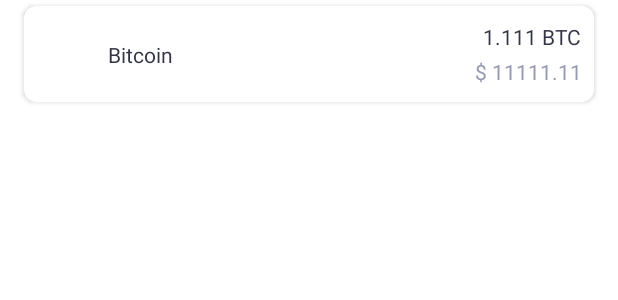
After one commit to wayne-law/CryptoTest, an Android app: the layout layout_wallet_currency_item.xml on its own in the app's theme, with its tools: preview values and no code run, on a phone screen of 412 x 824 dp. The commit adds this screen. Shown: the top 300 px of the screen. Run offline under Robolectric (Android 15) with nearby library versions, the phone set to English and light mode, and no system bars; network calls fail.

Commit message:
添加钱包货币列表item的UI样式

```diff
--- /dev/null
+++ b/app/src/main/java/com/wayne/crypto/test/module/wallet/view/WalletCurrencyViewBinder.kt
@@ -0,0 +1,37 @@
+package com.wayne.crypto.test.module.wallet.view
+
+import android.view.LayoutInflater
+import android.view.View
+import android.view.ViewGroup
+import android.widget.ImageView
+import android.widget.TextView
+import androidx.recyclerview.widget.RecyclerView
+import com.bumptech.glide.Glide
+import com.drakeet.multitype.ItemViewBinder
+import com.wayne.crypto.test.R
+import com.wayne.crypto.test.module.wallet.model.WalletCurrencyModel
+
+/**
+ * Created by wayne.liu on 2020/9/10
+ */
+class WalletCurrencyViewBinder : ItemViewBinder<WalletCurrencyModel, WalletCurrencyViewBinder.ViewHolder>() {
+
+    override fun onCreateViewHolder(inflater: LayoutInflater, parent: ViewGroup): ViewHolder {
+        return ViewHolder(inflater.inflate(R.layout.layout_wallet_currency_item, parent, false))
+    }
+
+    override fun onBindViewHolder(holder: ViewHolder, item: WalletCurrencyModel) {
+        val context = holder.itemView.context
+        Glide.with(context).load(item.iconUrl).into(holder.ivCoinIcon)
+        holder.tvCoinName.text = item.coinName
+        holder.tvCoinBalance.text = String.format(context.getString(R.string.text_coin_balance_format), item.balance, item.coinSymbol)
+        holder.tvCoinBalanceInUSD.text = String.format(context.getString(R.string.text_usd_balance_format), item.balanceInUSD)
+    }
+
+    class ViewHolder(itemView: View) : RecyclerView.ViewHolder(itemView) {
+        val ivCoinIcon: ImageView = itemView.findViewById(R.id.iv_coin_icon)
+        val tvCoinName: TextView = itemView.findViewById(R.id.tv_coin_name)
+        val tvCoinBalance: TextView = itemView.findViewById(R.id.tv_coin_balance)
+        val tvCoinBalanceInUSD: TextView = itemView.findViewById(R.id.tv_coin_balance_usd)
+    }
+}
--- /dev/null
+++ b/app/src/main/res/layout/layout_wallet_currency_item.xml
@@ -0,0 +1,64 @@
+<?xml version="1.0" encoding="utf-8"?>
+<androidx.cardview.widget.CardView
+    xmlns:android="http://schemas.android.com/apk/res/android"
+    xmlns:app="http://schemas.android.com/apk/res-auto"
+    xmlns:tools="http://schemas.android.com/tools"
+    android:layout_width="match_parent"
+    android:layout_height="wrap_content"
+    android:layout_marginBottom="@dimen/spacing_4"
+    android:layout_marginEnd="@dimen/spacing_16"
+    android:layout_marginStart="@dimen/spacing_16"
+    android:layout_marginTop="@dimen/spacing_4"
+    app:cardCornerRadius="@dimen/spacing_8">
+
+    <androidx.constraintlayout.widget.ConstraintLayout
+        android:layout_width="match_parent"
+        android:layout_height="@dimen/spacing_64">
+
+        <androidx.appcompat.widget.AppCompatImageView
+            android:id="@+id/iv_coin_icon"
+            android:layout_width="@dimen/spacing_48"
+            android:layout_height="@dimen/spacing_48"
+            android:padding="@dimen/spacing_8"
+            app:layout_constraintStart_toStartOf="parent"
+            app:layout_constraintTop_toTopOf="parent"
+            app:layout_constraintBottom_toBottomOf="parent"/>
+
+        <androidx.appcompat.widget.AppCompatTextView
+            android:id="@+id/tv_coin_name"
+            android:layout_width="wrap_content"
+            android:layout_height="wrap_content"
+            android:layout_marginStart="@dimen/spacing_8"
+            android:textColor="@color/color_ff_333544"
+            app:layout_constraintTop_toTopOf="parent"
+            app:layout_constraintBottom_toBottomOf="parent"
+            app:layout_constraintStart_toEndOf="@+id/iv_coin_icon"
+            tools:text="Bitcoin"/>
+
+        <androidx.appcompat.widget.AppCompatTextView
+            android:id="@+id/tv_coin_balance"
+            android:layout_width="wrap_content"
+            android:layout_height="wrap_content"
+            android:layout_marginEnd="@dimen/spacing_8"
+            android:textColor="@color/color_ff_333544"
+            app:layout_constraintTop_toTopOf="parent"
+            app:layout_constraintEnd_toEndOf="parent"
+            app:layout_constraintVertical_chainStyle="packed"
+            app:layout_constraintBottom_toTopOf="@+id/tv_coin_balance_usd"
+            tools:text="1.111 BTC"/>
+
+        <androidx.appcompat.widget.AppCompatTextView
+            android:id="@+id/tv_coin_balance_usd"
+            android:layout_width="wrap_content"
+            android:layout_height="wrap_content"
+            android:layout_marginEnd="@dimen/spacing_8"
+            android:layout_marginTop="@dimen/spacing_4"
+            android:textColor="@color/color_ff_959bb0"
+            app:layout_constraintBottom_toBottomOf="parent"
+            app:layout_constraintEnd_toEndOf="parent"
+            app:layout_constraintTop_toBottomOf="@+id/tv_coin_balance"
+            tools:text="$ 11111.11"/>
+
+    </androidx.constraintlayout.widget.ConstraintLayout>
+
+</androidx.cardview.widget.CardView>
--- a/app/src/main/res/values/colors.xml
+++ b/app/src/main/res/values/colors.xml
@@ -12,6 +12,8 @@
     <color name="color_ff_1199fa">#FF1199FA</color>
     <color name="color_ff_1166fa">#FF1166FA</color>
     <color name="color_ff_2962ff">#FF2962FF</color>
+    <color name="color_ff_333544">#FF333544</color>
     <color name="color_ff_808c99">#FF808C99</color>
+    <color name="color_ff_959bb0">#FF959BB0</color>
     <color name="color_ff_ffffff">#FFFFFFFF</color>
 </resources>
--- a/app/src/main/res/values/dimen.xml
+++ b/app/src/main/res/values/dimen.xml
@@ -5,10 +5,12 @@
     <dimen name="spacing_8">8.0dip</dimen>
     <dimen name="spacing_12">12.0dip</dimen>
     <dimen name="spacing_16">16.0dip</dimen>
+    <dimen name="spacing_20">20.0dip</dimen>
     <dimen name="spacing_24">24.0dip</dimen>
     <dimen name="spacing_32">32.0dip</dimen>
     <dimen name="spacing_48">48.0dip</dimen>
     <dimen name="spacing_56">56.0dip</dimen>
+    <dimen name="spacing_64">64.0dip</dimen>
 
     <dimen name="text_size_12">12.0sp</dimen>
     <dimen name="text_size_28">28.0sp</dimen>
--- a/app/src/main/res/values/strings.xml
+++ b/app/src/main/res/values/strings.xml
@@ -4,4 +4,6 @@
     <string name="text_defi">Defi</string>
     <string name="text_send">Send</string>
     <string name="text_receive">Receive</string>
+    <string name="text_coin_balance_format">%s %s</string>
+    <string name="text_usd_balance_format">$ %s</string>
 </resources>
```
